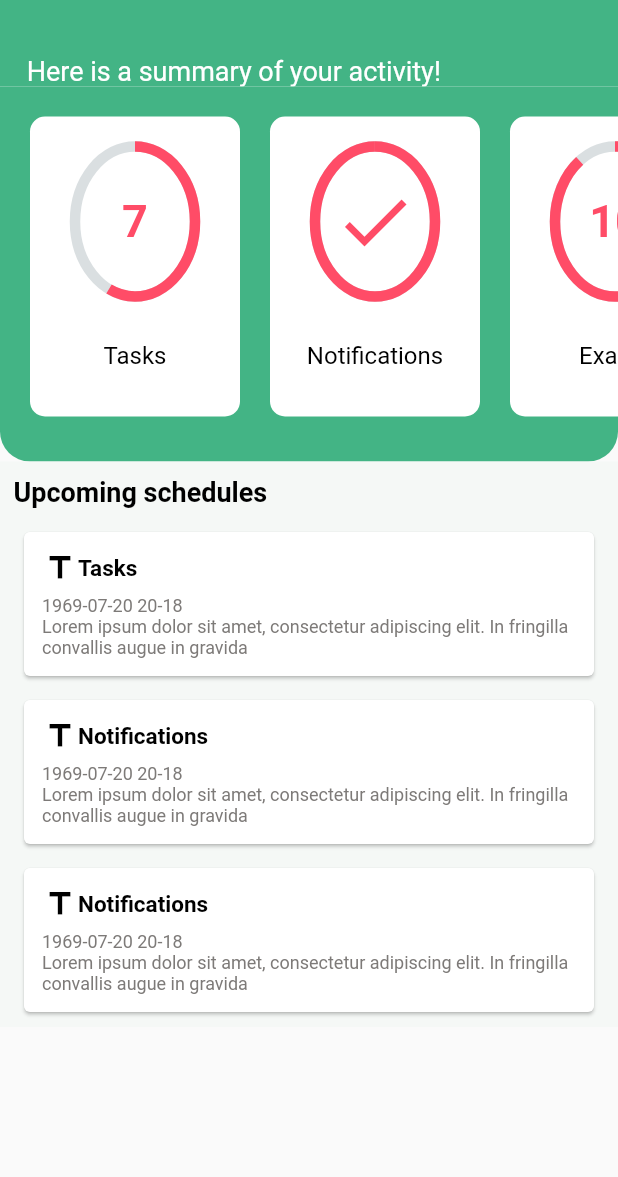
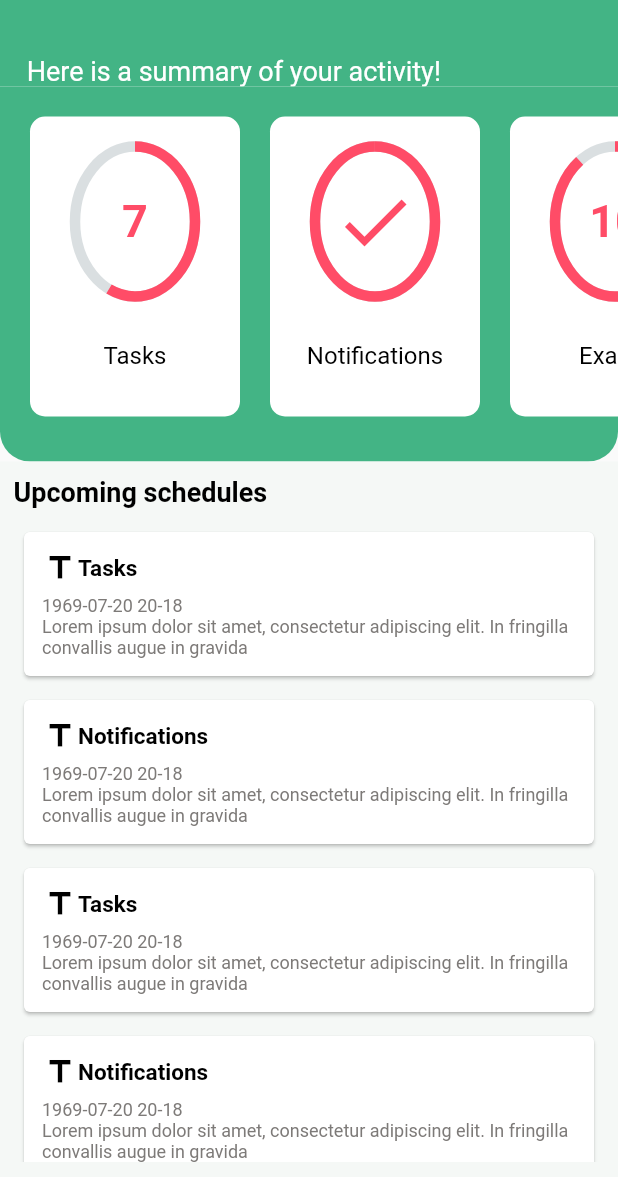
Before and after one commit to openmindsclub/Student-App, a Flutter app: the Dashboard screen opened by its route, on a phone screen of 412 x 824 dp, the part 59-1236 px from its top. Run offline on Flutter 3.47's test engine with Material 2 defaults, Android fonts, the phone set to English and light mode, and no system bars.

Commit message:
schedule is now scrolable (thanks brahim xD)

```diff
--- a/lib/menu_elements/dashboard.dart
+++ b/lib/menu_elements/dashboard.dart
@@ -51,7 +51,8 @@ class _DashboardState extends State<Dashboard> {
               ),
             ],
           ),
-          Container(
+          Expanded(
+            child: Container(
               color: Color(0xffF5F8F6),
               child: Column(
                 children: <Widget>[
@@ -69,11 +70,14 @@ class _DashboardState extends State<Dashboard> {
                       ),
                     ),
                   ),
-                Container(
+                  Expanded(
+                    child:Container(
                       padding: EdgeInsets.only(bottom: 10.0),
                       child: ScheduleScroller(),
                     ),
+                  ),
                 ],
+              ),
             ),
           ),
         ],
--- a/lib/menu_elements/schedule_scroller.dart
+++ b/lib/menu_elements/schedule_scroller.dart
@@ -16,6 +16,18 @@ class _ScheduleScrollerState extends State<ScheduleScroller> {
         date: DateTime.parse("1969-07-20 20:18:04Z")),
     Task(
         title: 'Notifications',
+        description: "Lorem ipsum dolor sit amet, consectetur adipiscing elit. In fringilla convallis augue in gravida",
+        date: DateTime.parse("1969-07-20 20:18:04Z")),
+    Task(
+        title: 'Tasks',
+        description: "Lorem ipsum dolor sit amet, consectetur adipiscing elit. In fringilla convallis augue in gravida",
+        date: DateTime.parse("1969-07-20 20:18:04Z")),
+    Task(
+        title: 'Notifications',
+        description: "Lorem ipsum dolor sit amet, consectetur adipiscing elit. In fringilla convallis augue in gravida",
+        date: DateTime.parse("1969-07-20 20:18:04Z")),
+    Task(
+        title: 'Tasks',
         description: "Lorem ipsum dolor sit amet, consectetur adipiscing elit. In fringilla convallis augue in gravida",
         date: DateTime.parse("1969-07-20 20:18:04Z")),
     Task(
```
Lines whose indentation alone changed are shown as unchanged.
